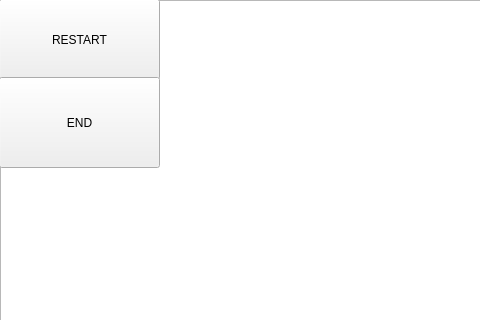
The window that src/mainwindow.ui (etc276/pd2-Angrybird) describes before a commit, drawn with Qt 5; both pictures show x 0 to 480 and y 0 to 320 of the 960 by 540 pixel window.
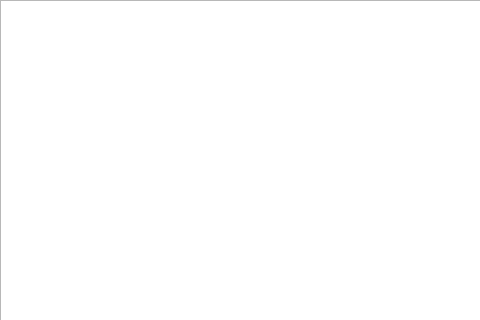
The same window after the commit.

The edit to the form file:
```diff
--- a/src/mainwindow.ui
+++ b/src/mainwindow.ui
@@ -45,32 +45,6 @@
      </rect>
     </property>
    </widget>
-   <widget class="QPushButton" name="pushButton">
-    <property name="geometry">
-     <rect>
-      <x>-1</x>
-      <y>-1</y>
-      <width>161</width>
-      <height>81</height>
-     </rect>
-    </property>
-    <property name="text">
-     <string>RESTART</string>
-    </property>
-   </widget>
-   <widget class="QPushButton" name="pushButton_2">
-    <property name="geometry">
-     <rect>
-      <x>-1</x>
-      <y>77</y>
-      <width>161</width>
-      <height>91</height>
-     </rect>
-    </property>
-    <property name="text">
-     <string>END</string>
-    </property>
-   </widget>
    <widget class="QLabel" name="label_Score">
     <property name="geometry">
      <rect>
```
